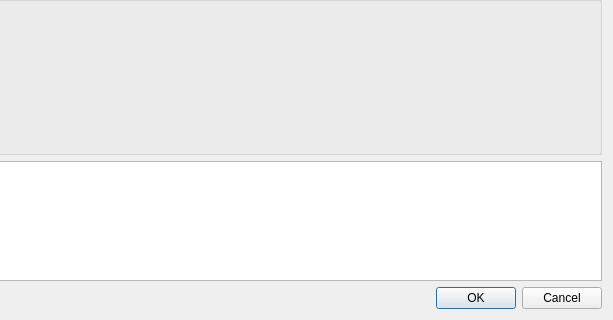
Old version of the form swat_em/ui/winding_layout.ui in the repository mjfwest/swat-em; both pictures show x 315 to 928 and y 148 to 468 of the 928 by 468 pixel window.
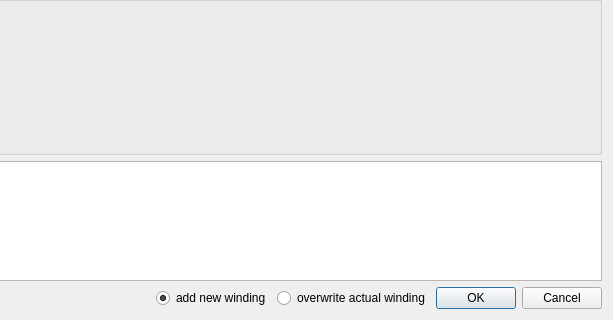
New version of the form. Icons and pictures are not drawn.

Commit message: - user can choose to overwrite the actual winding or create a new one while using the winding generation dialogs

The edit to the form file:
```diff
--- a/swat_em/ui/winding_layout.ui
+++ b/swat_em/ui/winding_layout.ui
@@ -274,8 +274,37 @@
        </property>
       </spacer>
      </item>
+     <item>
+      <widget class="QRadioButton" name="radioButton_new_winding">
+       <property name="text">
+        <string>add new winding</string>
+       </property>
+       <property name="checked">
+        <bool>true</bool>
+       </property>
+       <attribute name="buttonGroup">
+        <string notr="true">buttonGroup</string>
+       </attribute>
+      </widget>
+     </item>
+     <item>
+      <widget class="QRadioButton" name="radioButton_overwrite_winding">
+       <property name="text">
+        <string>overwrite actual winding</string>
+       </property>
+       <attribute name="buttonGroup">
+        <string notr="true">buttonGroup</string>
+       </attribute>
+      </widget>
+     </item>
      <item>
       <widget class="QDialogButtonBox" name="buttonBox">
+       <property name="sizePolicy">
+        <sizepolicy hsizetype="Maximum" vsizetype="Fixed">
+         <horstretch>0</horstretch>
+         <verstretch>0</verstretch>
+        </sizepolicy>
+       </property>
        <property name="standardButtons">
         <set>QDialogButtonBox::Cancel|QDialogButtonBox::Ok</set>
        </property>
```
Left out of the diff: 10 changed lines with no effect on the pictures. The commit also changes 5 other files.
